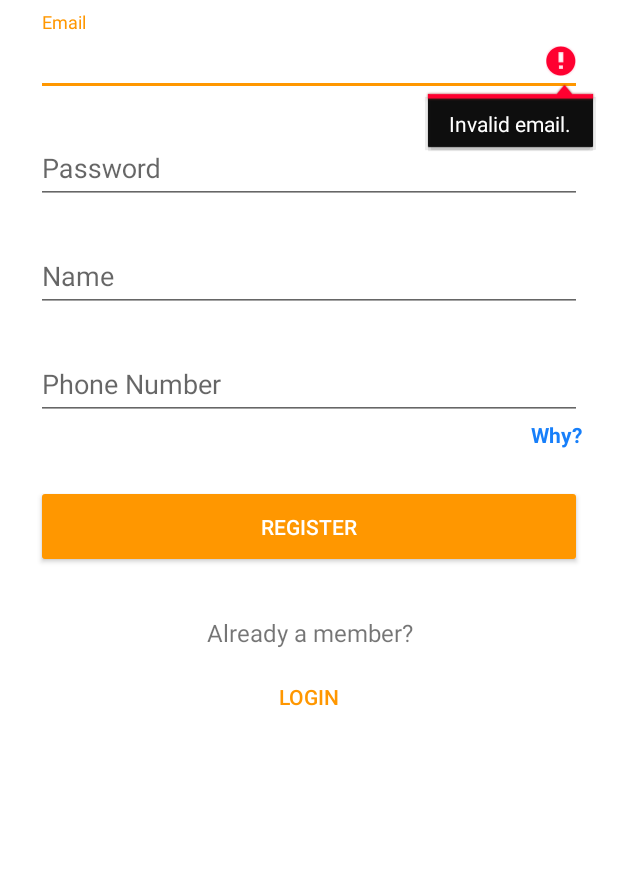
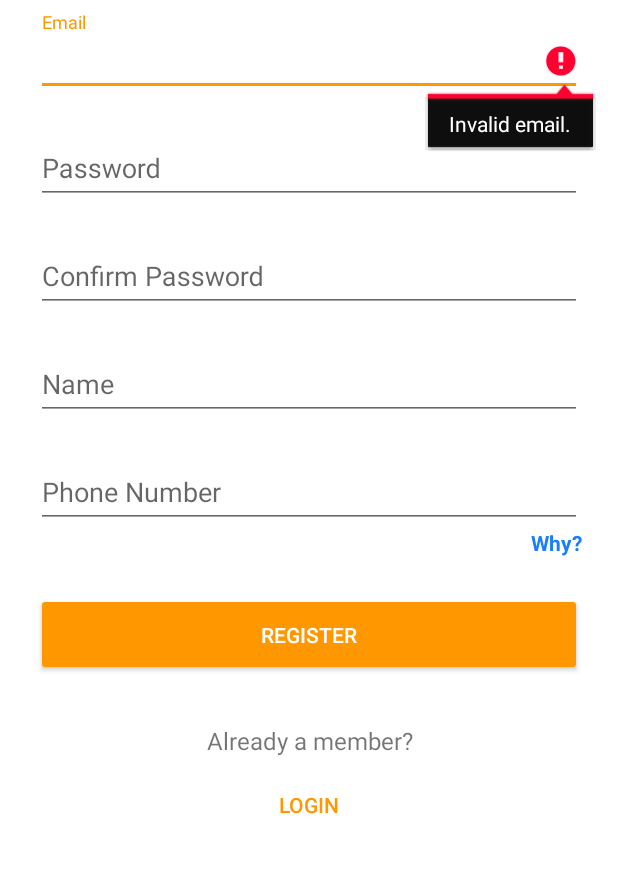
Before and after one commit to HelpAPaw/Android, an Android app: the fragment RegisterFragment placed in its activity, after a tap on "REGISTER", on a phone screen of 412 x 824 dp, the part 255-1128 px from its top. Run offline under Robolectric (Android 15) with nearby library versions, the phone set to English and light mode, and no system bars; our stand-ins replace data binding; libraries missing offline, so code that uses them is left out: com.backendless, com.backendless.async, com.backendless.exceptions, com.facebook; pictures from the network do not load; 3 statements that could not run were skipped.

Commit message:
Added password confirmation field on register screen

```diff
--- a/app/src/main/java/org/helpapaw/helpapaw/authentication/register/RegisterContract.java
+++ b/app/src/main/java/org/helpapaw/helpapaw/authentication/register/RegisterContract.java
@@ -12,6 +12,8 @@ public interface RegisterContract {
         void showEmailErrorMessage();
 
         void showPasswordErrorMessage();
+
+        void showPasswordConfirmationErrorMessage();
 
         void showNameErrorMessage();
 
@@ -34,7 +36,7 @@ public interface RegisterContract {
 
         void onInitRegisterScreen();
 
-        void onRegisterButtonClicked(String email, String password, String name, String phoneNumber);
+        void onRegisterButtonClicked(String email, String password, String passwordConfirmation, String name, String phoneNumber);
 
         void onLoginButtonClicked();
 
--- a/app/src/main/java/org/helpapaw/helpapaw/authentication/register/RegisterFragment.java
+++ b/app/src/main/java/org/helpapaw/helpapaw/authentication/register/RegisterFragment.java
@@ -69,6 +69,11 @@ public class RegisterFragment extends BaseFragment implements RegisterContract.V
     }
 
     @Override
+    public void showPasswordConfirmationErrorMessage() {
+        binding.editPasswordConfirmation.setError(getString(R.string.txt_invalid_password_confirmation));
+    }
+
+    @Override
     public void showNameErrorMessage() {
         binding.editName.setError(getString(R.string.txt_name_required));
     }
@@ -135,10 +140,11 @@ public class RegisterFragment extends BaseFragment implements RegisterContract.V
             public void onClick(View v) {
                 String email = binding.editEmail.getText().toString().trim();
                 String password = binding.editPassword.getText().toString();
+                String passwordConfirmation = binding.editPasswordConfirmation.getText().toString();
                 String name = binding.editName.getText().toString();
                 String phoneNumber = binding.editPhone.getText().toString();
 
-                actionsListener.onRegisterButtonClicked(email, password, name, phoneNumber);
+                actionsListener.onRegisterButtonClicked(email, password, passwordConfirmation, name, phoneNumber);
             }
         };
     }
--- a/app/src/main/java/org/helpapaw/helpapaw/authentication/register/RegisterPresenter.java
+++ b/app/src/main/java/org/helpapaw/helpapaw/authentication/register/RegisterPresenter.java
@@ -28,7 +28,7 @@ public class RegisterPresenter extends Presenter<RegisterContract.View> implemen
     }
 
     @Override
-    public void onRegisterButtonClicked(String email, String password, String name, String phoneNumber) {
+    public void onRegisterButtonClicked(String email, String password, String passwordConfirmation, String name, String phoneNumber) {
         getView().clearErrorMessages();
 
         if (isEmpty(email) || !Utils.getInstance().isEmailValid(email)) {
@@ -38,6 +38,11 @@ public class RegisterPresenter extends Presenter<RegisterContract.View> implemen
 
         if (isEmpty(password) || password.length() < MIN_PASS_LENGTH) {
             getView().showPasswordErrorMessage();
+            return;
+        }
+
+        if (!password.equals(passwordConfirmation)) {
+            getView().showPasswordConfirmationErrorMessage();
             return;
         }
 
--- a/app/src/main/res/layout/fragment_register.xml
+++ b/app/src/main/res/layout/fragment_register.xml
@@ -38,6 +38,20 @@
                         android:layout_width="match_parent"
                         android:layout_height="wrap_content"
                         android:hint="@string/txt_password_hint"
+                        android:inputType="textPassword" />
+                </android.support.design.widget.TextInputLayout>
+
+                <android.support.design.widget.TextInputLayout
+                    android:layout_width="match_parent"
+                    android:layout_height="wrap_content"
+                    android:layout_marginBottom="8dp"
+                    android:layout_marginTop="8dp">
+
+                    <android.support.design.widget.TextInputEditText
+                        android:id="@+id/edit_password_confirmation"
+                        android:layout_width="match_parent"
+                        android:layout_height="wrap_content"
+                        android:hint="@string/txt_password_confirmation_hint"
                         android:inputType="textPassword" />
                 </android.support.design.widget.TextInputLayout>
 
--- a/app/src/main/res/values/strings.xml
+++ b/app/src/main/res/values/strings.xml
@@ -5,8 +5,10 @@
     <!-- Strings related to Login and Register screens -->
     <string name="txt_invalid_email">Invalid email.</string>
     <string name="txt_invalid_password">The password is too short.</string>
+    <string name="txt_invalid_password_confirmation">The two entered passwords are not the same.</string>
     <string name="txt_email_hint">Email</string>
     <string name="txt_password_hint">Password</string>
+    <string name="txt_password_confirmation_hint">Confirm Password</string>
     <string name="txt_login">Login</string>
     <string name="txt_no_account_yet">No account yet?</string>
     <string name="txt_register">Register</string>
```
